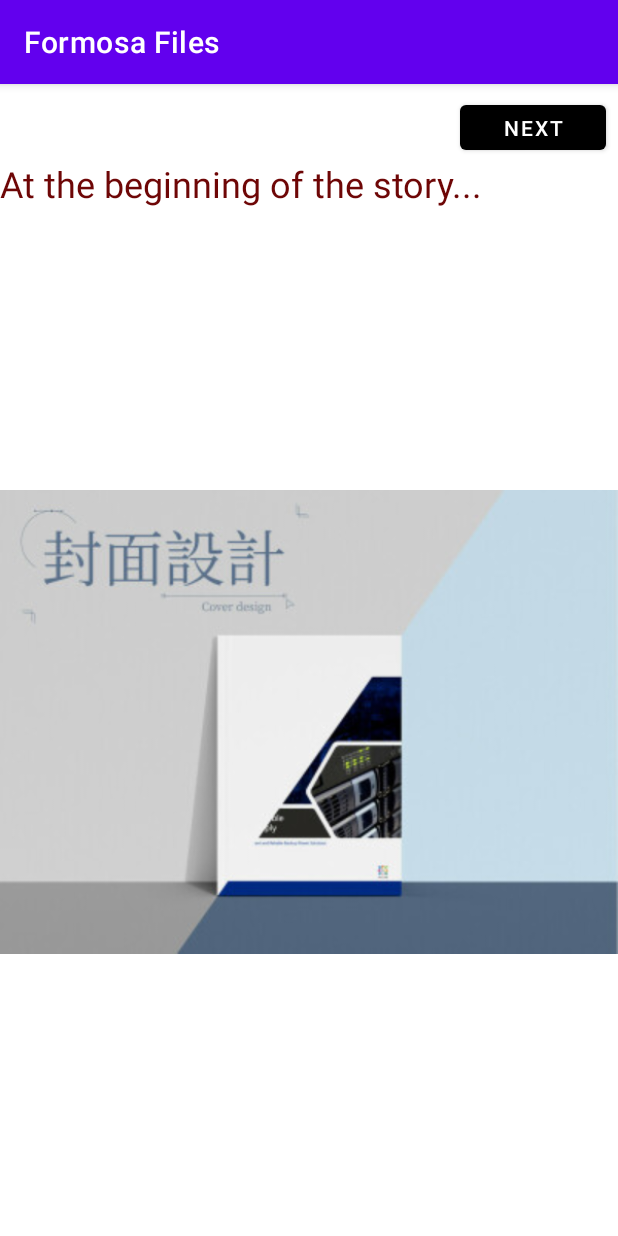
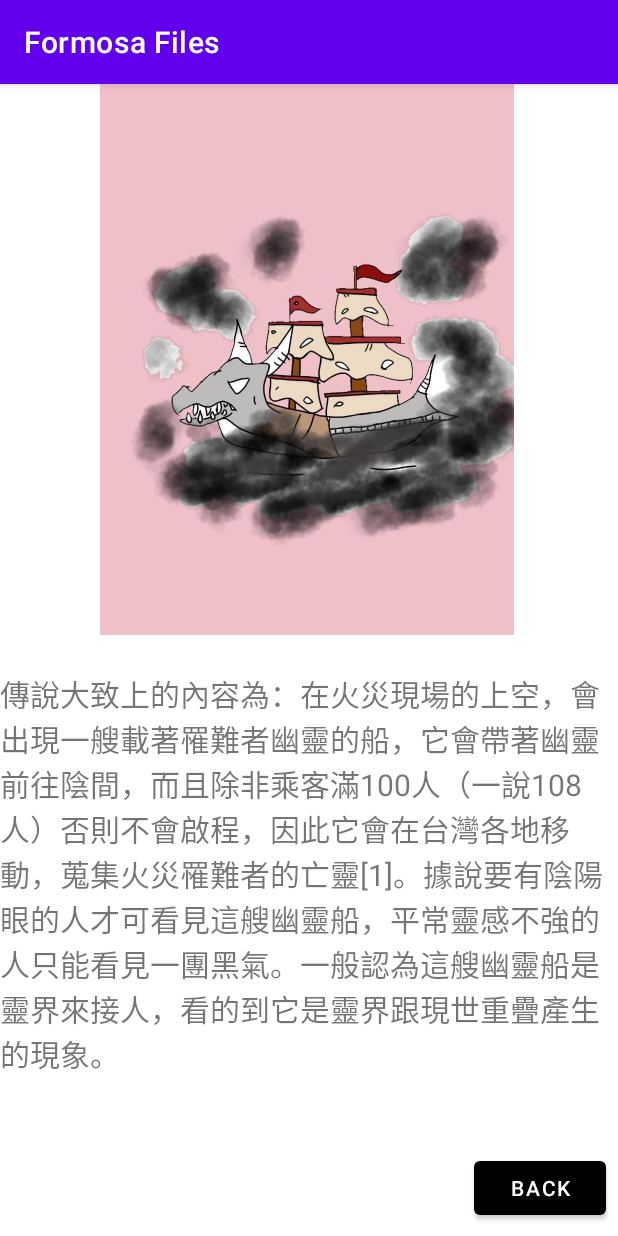
Before and after one commit to longshenn/OnTeach, an Android app: the StoryAC screen opened directly, with no data from a screen before it, on a phone screen of 412 x 824 dp. Run offline under Robolectric (Android 15) with nearby library versions, the phone set to English and light mode, and no system bars.

Commit message:
小純子設定故事介面

```diff
--- a/app/src/main/res/layout/activity_storyac.xml
+++ b/app/src/main/res/layout/activity_storyac.xml
@@ -6,4 +6,34 @@
     android:layout_height="match_parent"
     tools:context=".StoryAC">
 
+    <ImageView
+        android:id="@+id/imgsy"
+        android:layout_width="409dp"
+        android:layout_height="367dp"
+        android:src="@drawable/c22"
+        tools:layout_editor_absoluteX="1dp" />
+
+    <TextView
+        android:id="@+id/sy"
+        android:layout_width="wrap_content"
+        android:layout_height="wrap_content"
+        android:layout_marginTop="24dp"
+        android:text="傳說大致上的內容為：在火災現場的上空，會出現一艘載著罹難者幽靈的船，它會帶著幽靈前往陰間，而且除非乘客滿100人（一說108人）否則不會啟程，因此它會在台灣各地移動，蒐集火災罹難者的亡靈[1]。據說要有陰陽眼的人才可看見這艘幽靈船，平常靈感不強的人只能看見一團黑氣。一般認為這艘幽靈船是靈界來接人，看的到它是靈界跟現世重疊產生的現象。"
+        android:textSize="20sp"
+        app:layout_constraintEnd_toEndOf="parent"
+        app:layout_constraintHorizontal_bias="0.5"
+        app:layout_constraintStart_toStartOf="parent"
+        app:layout_constraintTop_toBottomOf="@+id/imgsy" />
+
+    <Button
+        android:id="@+id/resy"
+        android:layout_width="wrap_content"
+        android:layout_height="wrap_content"
+        android:layout_marginEnd="8dp"
+        android:layout_marginBottom="8dp"
+        android:text="Back"
+        app:backgroundTint="@color/black"
+        app:layout_constraintBottom_toBottomOf="parent"
+        app:layout_constraintEnd_toEndOf="parent"
+        app:rippleColor="@color/design_default_color_error" />
 </androidx.constraintlayout.widget.ConstraintLayout>
```
Also changed, not shown: app/src/main/java/com/example/onteach/StoryAC.kt (+10 -137 lines).
